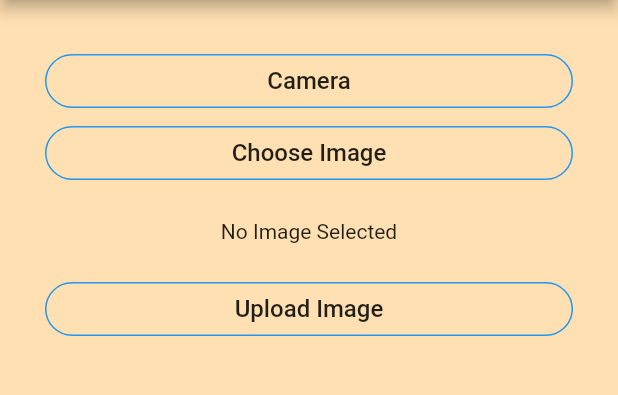
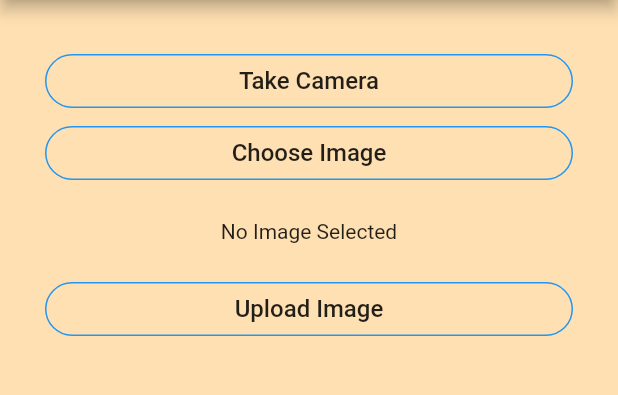
Before and after one commit to codeZero531/optical-character-recognition, a Flutter app: the screen it shows after launch, on a phone screen of 412 x 824 dp, the part 84-479 px from its top. Run offline on Flutter 3.47's test engine with Material 2 defaults, Android fonts, the phone set to English and light mode, and no system bars; our stand-ins replace image_picker.

Commit message:
take a image

```diff
--- a/flutter_app/lib/main.dart
+++ b/flutter_app/lib/main.dart
@@ -102,9 +102,13 @@ class UploadImageState extends State<UploadImage> {
             null != snapshot.data) {
           tmpFile = snapshot.data;
           base64Image = base64Encode(snapshot.data.readAsBytesSync());
+
+
           return Flexible(
+
             child: Image.file(
               snapshot.data,
+
               fit: BoxFit.fill,
             ),
           );
@@ -144,7 +148,7 @@ class UploadImageState extends State<UploadImage> {
               onPressed: (){
                 getImage(true);
               },
-              child: Text('Camera',style: TextStyle(fontSize: 16.0),),
+              child: Text('Take Camera',style: TextStyle(fontSize: 16.0),),
               shape: new RoundedRectangleBorder(borderRadius: new BorderRadius.circular(30.0)),
               borderSide: BorderSide(color: Colors.blue),
             ),
@@ -157,7 +161,16 @@ class UploadImageState extends State<UploadImage> {
             SizedBox(
               height: 20.0,
             ),
-            showImage(),
+            new Container(
+              child: showImage(),
+
+            ),
+            // _imageFile==null ? Container() :Image.file(_imageFile,width:250.0,height: 250.0,color: Colors.grey,),
+
+
+
+
+
 
             SizedBox(
               height: 20.0,
```
